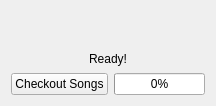
Old version of the form mainwindow.ui in the repository McMuzil/MusicLoaderServer.
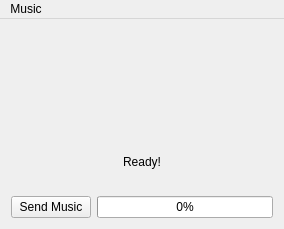
New version of the form.

Diff of the .ui file:
```diff
--- a/mainwindow.ui
+++ b/mainwindow.ui
@@ -6,8 +6,8 @@
    <rect>
     <x>0</x>
     <y>0</y>
-    <width>198</width>
-    <height>106</height>
+    <width>284</width>
+    <height>229</height>
    </rect>
   </property>
   <property name="windowTitle">
@@ -31,6 +31,16 @@
       </property>
      </spacer>
     </item>
+    <item>
+     <widget class="QLabel" name="directoryLabel">
+      <property name="text">
+       <string/>
+      </property>
+      <property name="alignment">
+       <set>Qt::AlignCenter</set>
+      </property>
+     </widget>
+    </item>
     <item>
      <widget class="QLabel" name="label">
       <property name="sizePolicy">
@@ -52,7 +62,7 @@
       <item>
        <widget class="QPushButton" name="CheckoutSongs">
         <property name="text">
-         <string>Checkout Songs</string>
+         <string>Send Music</string>
         </property>
        </widget>
       </item>
@@ -67,6 +77,34 @@
     </item>
    </layout>
   </widget>
+  <widget class="QMenuBar" name="menuBar">
+   <property name="geometry">
+    <rect>
+     <x>0</x>
+     <y>0</y>
+     <width>284</width>
+     <height>20</height>
+    </rect>
+   </property>
+   <widget class="QMenu" name="menuMusic">
+    <property name="title">
+     <string>Music</string>
+    </property>
+    <addaction name="actionCheck_for_new_songs"/>
+    <addaction name="actionSelect_music_location"/>
+   </widget>
+   <addaction name="menuMusic"/>
+  </widget>
+  <action name="actionCheck_for_new_songs">
+   <property name="text">
+    <string>Check for new songs</string>
+   </property>
+  </action>
+  <action name="actionSelect_music_location">
+   <property name="text">
+    <string>Select music location</string>
+   </property>
+  </action>
  </widget>
  <layoutdefault spacing="6" margin="11"/>
  <resources/>
```
